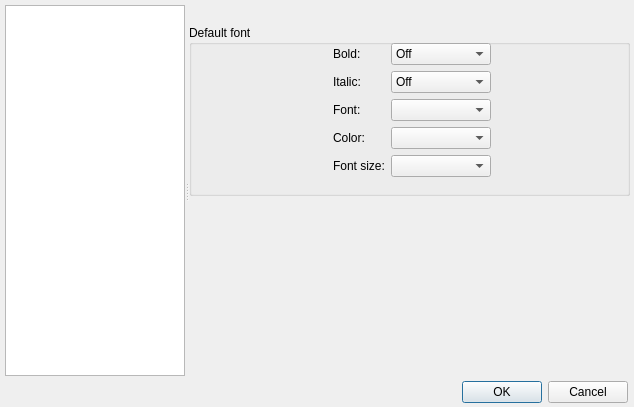
Qt form ui/options.ui (gitter-badger/simplechatclient) before a commit.
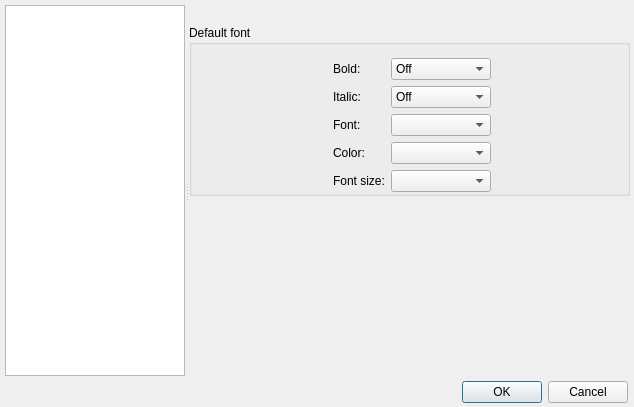
The same form after that commit. The open tabs and pages were chosen to show the change. Icons and pictures are not drawn.

```diff
--- a/ui/options.ui
+++ b/ui/options.ui
@@ -358,9 +358,9 @@
        <property name="geometry">
         <rect>
          <x>20</x>
-         <y>9</y>
+         <y>29</y>
          <width>401</width>
-         <height>151</height>
+         <height>141</height>
         </rect>
        </property>
        <layout class="QFormLayout" name="formLayout_8">
```
